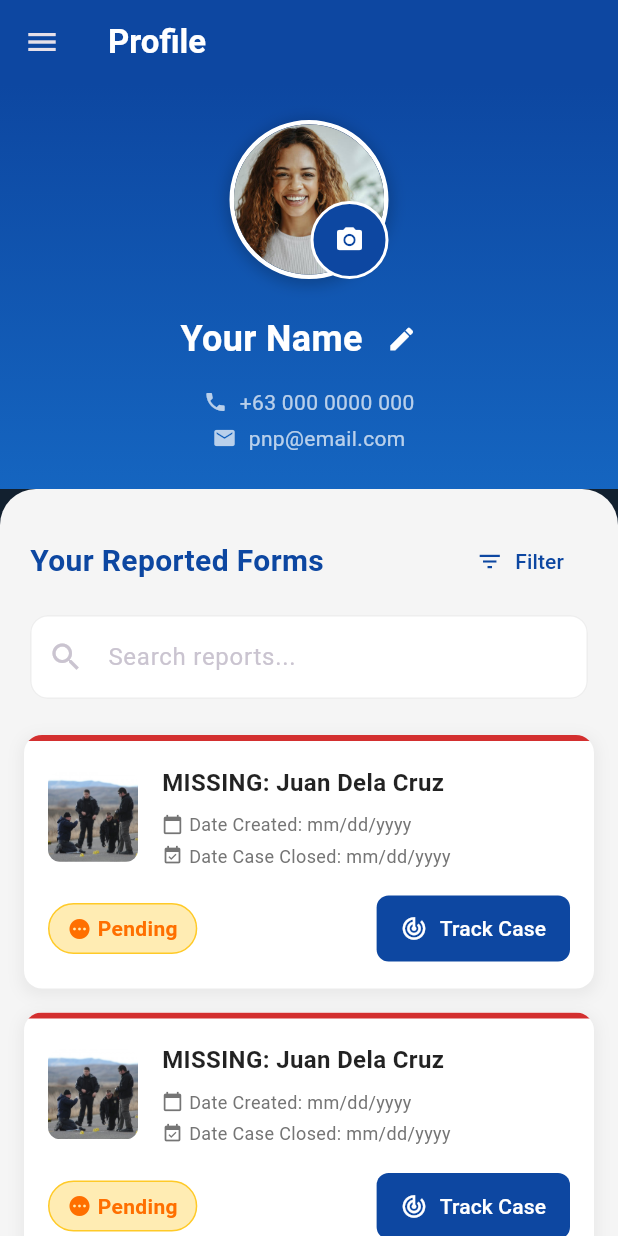
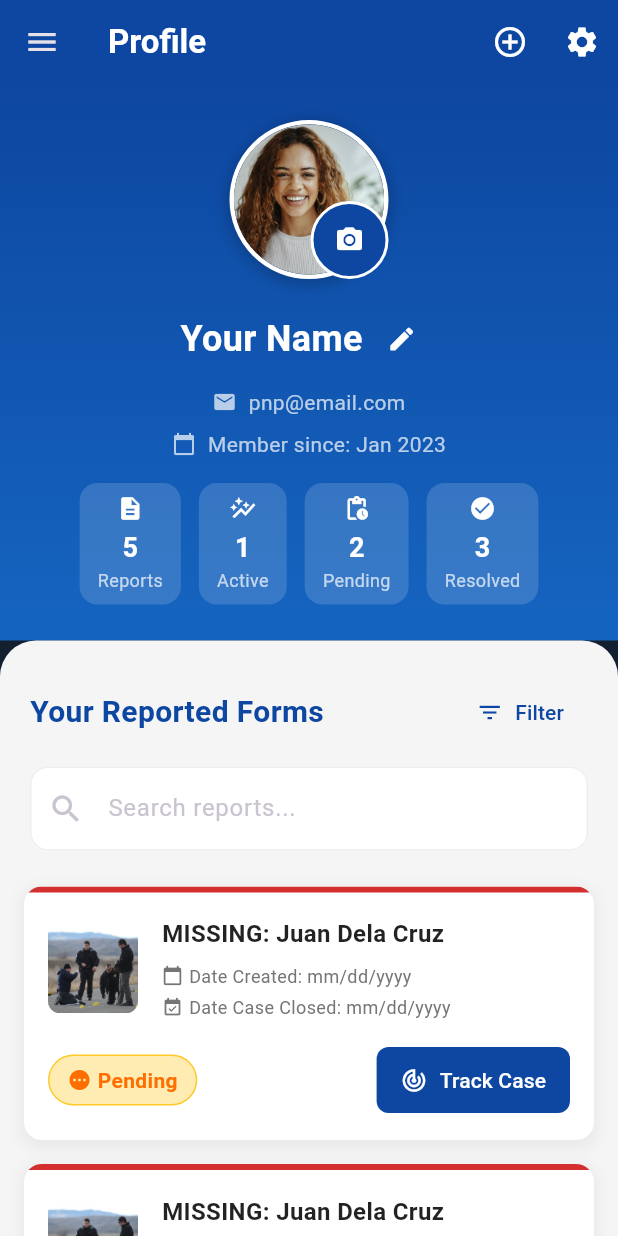
Before and after one commit to delgadjp/FindLink-App, a Flutter app: the ProfileScreen screen opened by its route, on a phone screen of 412 x 824 dp. Run offline on Flutter 3.47's test engine with Material 3 defaults, Android fonts, the light colour scheme and no system bars; our stand-ins replace cloud_firestore, firebase_auth, firebase_core, firebase_storage, flutter_svg, geolocator and 5 more; missing offline and left inert: philippines_rpcmb; accounts and stored records are empty.

Commit message:
improved UI for profile

```diff
--- a/lib/presentation/profile_screen.dart
+++ b/lib/presentation/profile_screen.dart
@@ -1,4 +1,5 @@
 import '../core/app_export.dart';
+import '../widgets/profile/user_stats_card.dart';
 
 class ProfileScreen extends StatefulWidget {
   @override
@@ -53,9 +54,22 @@ class _ProfileScreenState extends State<ProfileScreen> {
         elevation: 0,
         title: Text("Profile", style: TextStyle(fontWeight: FontWeight.bold, color: Colors.white)),
         backgroundColor: Colors.blue.shade900,
+        actions: [
+          IconButton(
+            icon: Icon(Icons.add_circle_outline, color: Colors.white),
+            tooltip: 'New Report',
+            onPressed: () => Navigator.pushNamed(context, '/new_report'),
+          ),
+          IconButton(
+            icon: Icon(Icons.settings, color: Colors.white),
+            tooltip: 'Settings',
+            onPressed: () => Navigator.pushNamed(context, '/settings'),
+          ),
+        ],
       ),
       drawer: AppDrawer(),
-      body: Column(
+      body: SingleChildScrollView(
+        child: Column(
           children: [
             Container(
               decoration: BoxDecoration(
@@ -91,7 +105,7 @@ class _ProfileScreenState extends State<ProfileScreen> {
                                 color: Colors.white,
                               ),
                             ),
-                          SizedBox(width: 2), // Changed from width: 8 to width: 2
+                            SizedBox(width: 2),
                             IconButton(
                               icon: Icon(Icons.edit, color: Colors.white, size: 20),
                               onPressed: () async {
@@ -104,17 +118,18 @@ class _ProfileScreenState extends State<ProfileScreen> {
                           ],
                         ),
                         SizedBox(height: 8),
-                      _buildContactInfo(Icons.phone, '+63 000 0000 000'),
-                      SizedBox(height: 4),
                         _buildContactInfo(Icons.email, 'pnp@email.com'),
+                        SizedBox(height: 8),
+                        _buildContactInfo(Icons.calendar_today, 'Member since: Jan 2023'),
+                        SizedBox(height: 16),
+                        _buildUserStats(),
                       ],
                     ),
                   ),
                 ],
               ),
             ),
-          Expanded(
-            child: Container(
+            Container(
               decoration: BoxDecoration(
                 color: Colors.grey.shade100,
                 borderRadius: BorderRadius.only(
@@ -168,14 +183,16 @@ class _ProfileScreenState extends State<ProfileScreen> {
                     ),
                   ),
                   SizedBox(height: 16),
-                  Expanded(
+                  Container(
+                    height: 500,
                     child: ReportedFormsList(),
+                  ),
+                  SizedBox(height: 20),
+                ],
+              ),
             ),
           ],
         ),
-            ),
-          ),
-        ],
       ),
     );
   }
@@ -196,4 +213,35 @@ class _ProfileScreenState extends State<ProfileScreen> {
       ],
     );
   }
+
+  Widget _buildUserStats() {
+    return Row(
+      mainAxisAlignment: MainAxisAlignment.center,
+      children: [
+        UserStatsCard(
+          count: "5",
+          label: "Reports",
+          icon: Icons.description,
+        ),
+        SizedBox(width: 12),
+        UserStatsCard(
+          count: "1",
+          label: "Active",
+          icon: Icons.auto_graph,
+        ),
+        SizedBox(width: 12),
+        UserStatsCard(
+          count: "2",
+          label: "Pending",
+          icon: Icons.pending_actions,
+        ),
+        SizedBox(width: 12),
+        UserStatsCard(
+          count: "3",
+          label: "Resolved",
+          icon: Icons.check_circle,
+        ),
+      ],
+    );
   }
+}
--- /dev/null
+++ b/lib/widgets/profile/user_stats_card.dart
@@ -0,0 +1,46 @@
+import 'package:flutter/material.dart';
+
+class UserStatsCard extends StatelessWidget {
+  final String count;
+  final String label;
+  final IconData icon;
+
+  const UserStatsCard({
+    Key? key,
+    required this.count,
+    required this.label,
+    required this.icon,
+  }) : super(key: key);
+
+  @override
+  Widget build(BuildContext context) {
+    return Container(
+      padding: EdgeInsets.symmetric(horizontal: 12, vertical: 8),
+      decoration: BoxDecoration(
+        color: Colors.white.withOpacity(0.15),
+        borderRadius: BorderRadius.circular(12),
+      ),
+      child: Column(
+        children: [
+          Icon(icon, color: Colors.white, size: 18),
+          SizedBox(height: 4),
+          Text(
+            count,
+            style: TextStyle(
+              color: Colors.white,
+              fontWeight: FontWeight.bold,
+              fontSize: 18,
+            ),
+          ),
+          Text(
+            label,
+            style: TextStyle(
+              color: Colors.white70,
+              fontSize: 12,
+            ),
+          ),
+        ],
+      ),
+    );
+  }
+}
```
Lines whose indentation alone changed are shown as unchanged.
